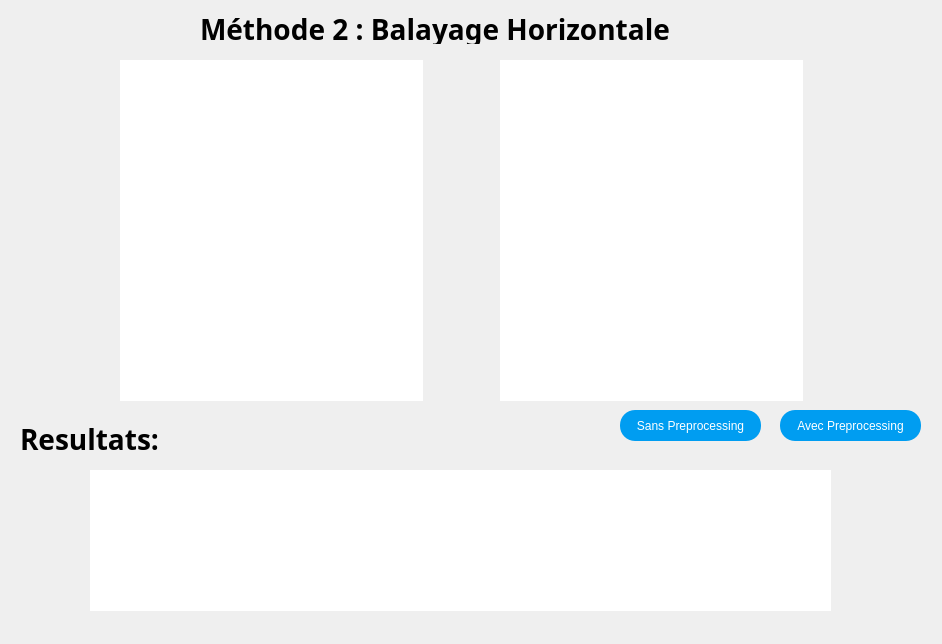
This is code/masimisa/method2.ui in Masimisa/Escalier as Qt 5 draws it before an edit. The edited form follows.
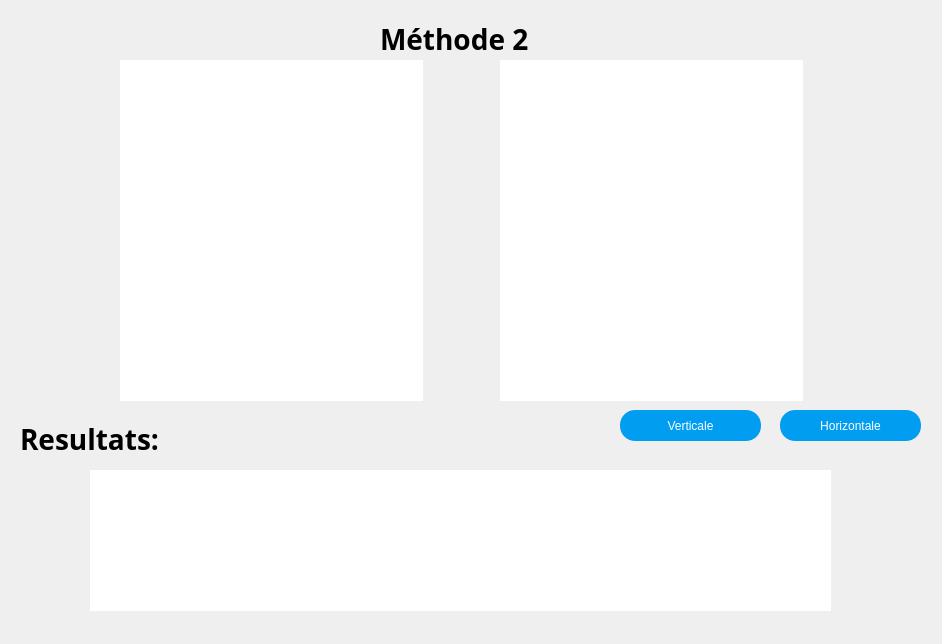
This is the edited form.

The edit to the form file:
```diff
--- a/code/masimisa/method2.ui
+++ b/code/masimisa/method2.ui
@@ -64,9 +64,9 @@
   <widget class="QLabel" name="label">
    <property name="geometry">
     <rect>
-     <x>200</x>
-     <y>10</y>
-     <width>551</width>
+     <x>380</x>
+     <y>20</y>
+     <width>161</width>
      <height>34</height>
     </rect>
    </property>
@@ -77,7 +77,7 @@
     </font>
    </property>
    <property name="text">
-    <string>&lt;html&gt;&lt;head/&gt;&lt;body&gt;&lt;h2 style=&quot; margin-top:16px; margin-bottom:12px; margin-left:0px; margin-right:0px; -qt-block-indent:0; text-indent:0px;&quot;&gt;&lt;span style=&quot; font-size:x-large; font-weight:600;&quot;&gt;Méthode 2 : Balayage Horizontale&lt;/span&gt;&lt;/h2&gt;&lt;/body&gt;&lt;/html&gt;</string>
+    <string>&lt;html&gt;&lt;head/&gt;&lt;body&gt;&lt;h2 style=&quot; margin-top:16px; margin-bottom:12px; margin-left:0px; margin-right:0px; -qt-block-indent:0; text-indent:0px;&quot;&gt;&lt;span style=&quot; font-size:x-large; font-weight:600;&quot;&gt;Méthode 2&lt;/span&gt;&lt;/h2&gt;&lt;/body&gt;&lt;/html&gt;</string>
    </property>
   </widget>
   <widget class="QLabel" name="label_2">
@@ -134,7 +134,7 @@
 border-radius: 15px;</string>
    </property>
    <property name="text">
-    <string>Sans Preprocessing</string>
+    <string>Verticale</string>
    </property>
   </widget>
   <widget class="QLabel" name="label_4">
@@ -188,7 +188,7 @@
 border-radius: 15px;</string>
    </property>
    <property name="text">
-    <string>Avec Preprocessing</string>
+    <string>Horizontale</string>
    </property>
   </widget>
   <zorder>label_6</zorder>
```
